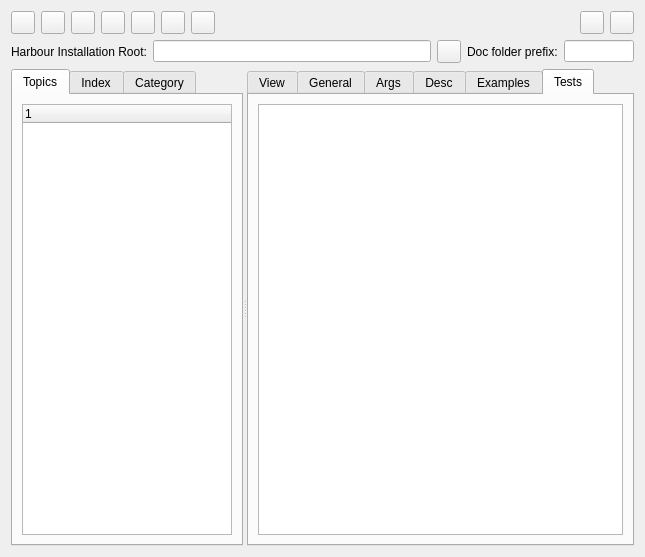
Qt form harbour/contrib/hbide/resources/docviewgenerator.ui (harbour/core) before a commit.
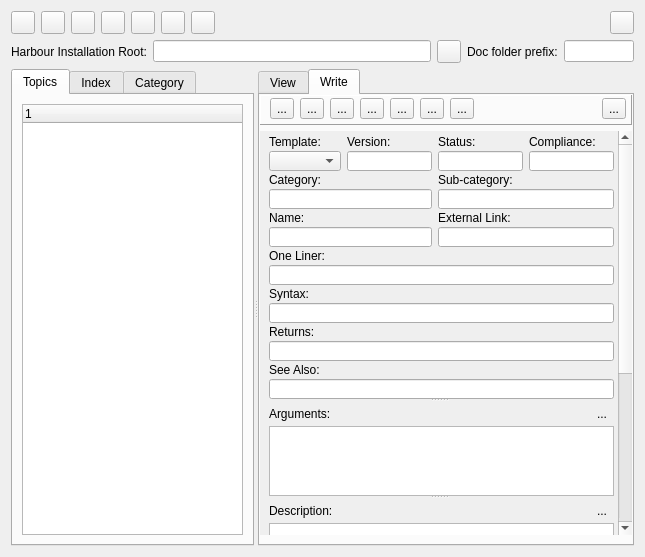
The same form after that commit. The open tabs and pages were chosen to show the change.

What changed in the file:
```diff
--- a/harbour/contrib/hbide/resources/docviewgenerator.ui
+++ b/harbour/contrib/hbide/resources/docviewgenerator.ui
@@ -96,16 +96,6 @@
        </property>
       </spacer>
      </item>
-     <item>
-      <widget class="QToolButton" name="buttonSave">
-       <property name="text">
-        <string/>
-       </property>
-       <property name="autoRaise">
-        <bool>false</bool>
-       </property>
-      </widget>
-     </item>
      <item>
       <widget class="QToolButton" name="buttonExit">
        <property name="text">
@@ -237,229 +227,600 @@
         </item>
        </layout>
       </widget>
-      <widget class="QWidget" name="tabGeneral">
+      <widget class="QWidget" name="tabTests">
        <attribute name="title">
-        <string>General</string>
+        <string>Write</string>
        </attribute>
-       <layout class="QGridLayout" name="gridLayout_2">
+       <layout class="QGridLayout" name="gridLayout_12">
+        <property name="leftMargin">
+         <number>0</number>
+        </property>
+        <property name="topMargin">
+         <number>0</number>
+        </property>
+        <property name="rightMargin">
+         <number>0</number>
+        </property>
         <item row="0" column="0">
-         <widget class="QLabel" name="label">
+         <widget class="QFrame" name="frameButtons">
+          <property name="minimumSize">
+           <size>
+            <width>0</width>
+            <height>30</height>
+           </size>
+          </property>
+          <property name="maximumSize">
+           <size>
+            <width>16777215</width>
+            <height>30</height>
+           </size>
+          </property>
+          <property name="frameShape">
+           <enum>QFrame::Panel</enum>
+          </property>
+          <property name="frameShadow">
+           <enum>QFrame::Raised</enum>
+          </property>
+          <layout class="QHBoxLayout" name="horizontalLayout_2">
+           <property name="topMargin">
+            <number>2</number>
+           </property>
+           <property name="rightMargin">
+            <number>5</number>
+           </property>
+           <property name="bottomMargin">
+            <number>4</number>
+           </property>
+           <item>
+            <widget class="QToolButton" name="buttonLoadFromCurFunc">
+             <property name="toolTip">
+              <string>Load from current function</string>
+             </property>
+             <property name="text">
+              <string>...</string>
+             </property>
+             <property name="autoRaise">
+              <bool>false</bool>
+             </property>
+            </widget>
+           </item>
+           <item>
+            <widget class="QToolButton" name="buttonLoadFromDocFile">
+             <property name="toolTip">
+              <string>Load from .txt file</string>
+             </property>
+             <property name="text">
+              <string>...</string>
+             </property>
+             <property name="autoRaise">
+              <bool>false</bool>
+             </property>
+            </widget>
+           </item>
+           <item>
+            <widget class="QToolButton" name="buttonLoadFromSource">
+             <property name="toolTip">
+              <string>Load from source ( .prg,.c,.c++ ) file</string>
+             </property>
+             <property name="text">
+              <string>...</string>
+             </property>
+             <property name="autoRaise">
+              <bool>false</bool>
+             </property>
+            </widget>
+           </item>
+           <item>
+            <widget class="QToolButton" name="buttonArgs">
+             <property name="toolTip">
+              <string>Toggle Arguments Section</string>
+             </property>
+             <property name="text">
+              <string>...</string>
+             </property>
+             <property name="autoRaise">
+              <bool>false</bool>
+             </property>
+            </widget>
+           </item>
+           <item>
+            <widget class="QToolButton" name="buttonDesc">
+             <property name="toolTip">
+              <string>Toggle Descriptions Section</string>
+             </property>
+             <property name="text">
+              <string>...</string>
+             </property>
+             <property name="autoRaise">
+              <bool>false</bool>
+             </property>
+            </widget>
+           </item>
+           <item>
+            <widget class="QToolButton" name="buttonExamples">
+             <property name="toolTip">
+              <string>Toggle Examples Section</string>
+             </property>
+             <property name="text">
+              <string>...</string>
+             </property>
+             <property name="autoRaise">
+              <bool>false</bool>
+             </property>
+            </widget>
+           </item>
+           <item>
+            <widget class="QToolButton" name="buttonTests">
+             <property name="toolTip">
+              <string>Toggle Tests Section</string>
+             </property>
+             <property name="text">
+              <string>...</string>
+             </property>
+             <property name="autoRaise">
+              <bool>false</bool>
+             </property>
+            </widget>
+           </item>
+           <item>
+            <spacer name="horizontalSpacer">
+             <property name="orientation">
+              <enum>Qt::Horizontal</enum>
+             </property>
+             <property name="sizeHint" stdset="0">
+              <size>
+               <width>40</width>
+               <height>20</height>
+              </size>
+             </property>
+            </spacer>
+           </item>
+           <item>
+            <widget class="QToolButton" name="buttonSave">
+             <property name="toolTip">
+              <string>Save written/updated documentation</string>
+             </property>
+             <property name="text">
+              <string>...</string>
+             </property>
+             <property name="autoRaise">
+              <bool>false</bool>
+             </property>
+            </widget>
+           </item>
+          </layout>
+         </widget>
+        </item>
+        <item row="1" column="0">
+         <widget class="QScrollArea" name="scrollArea">
+          <property name="frameShape">
+           <enum>QFrame::NoFrame</enum>
+          </property>
+          <property name="widgetResizable">
+           <bool>true</bool>
+          </property>
+          <widget class="QWidget" name="scrollAreaWidgetContents">
+           <property name="geometry">
+            <rect>
+             <x>0</x>
+             <y>0</y>
+             <width>369</width>
+             <height>625</height>
+            </rect>
+           </property>
+           <layout class="QVBoxLayout" name="verticalLayout_4">
+            <property name="spacing">
+             <number>3</number>
+            </property>
+            <property name="leftMargin">
+             <number>0</number>
+            </property>
+            <property name="topMargin">
+             <number>0</number>
+            </property>
+            <property name="rightMargin">
+             <number>0</number>
+            </property>
+            <property name="bottomMargin">
+             <number>9</number>
+            </property>
+            <item>
+             <widget class="QSplitter" name="splitter_2">
+              <property name="orientation">
+               <enum>Qt::Vertical</enum>
+              </property>
+              <property name="handleWidth">
+               <number>2</number>
+              </property>
+              <widget class="QFrame" name="frameGeneral">
+               <property name="maximumSize">
+                <size>
+                 <width>16777215</width>
+                 <height>268</height>
+                </size>
+               </property>
+               <property name="frameShape">
+                <enum>QFrame::NoFrame</enum>
+               </property>
+               <property name="frameShadow">
+                <enum>QFrame::Plain</enum>
+               </property>
+               <layout class="QGridLayout" name="gridLayout_6">
+                <property name="topMargin">
+                 <number>4</number>
+                </property>
+                <property name="rightMargin">
+                 <number>4</number>
+                </property>
+                <property name="bottomMargin">
+                 <number>0</number>
+                </property>
+                <property name="verticalSpacing">
+                 <number>2</number>
+                </property>
+                <item row="0" column="0">
+                 <widget class="QLabel" name="labelTemplate">
           <property name="text">
            <string>Template:</string>
           </property>
          </widget>
         </item>
         <item row="0" column="1">
-         <widget class="QLineEdit" name="editTemplate"/>
+                 <widget class="QLabel" name="labelVersion">
+                  <property name="text">
+                   <string>Version:</string>
+                  </property>
+                 </widget>
         </item>
         <item row="0" column="2">
-         <widget class="QLabel" name="label_2">
+                 <widget class="QLabel" name="labelStatus">
           <property name="text">
-           <string>Name</string>
+                   <string>Status:</string>
           </property>
          </widget>
         </item>
         <item row="0" column="3">
-         <widget class="QLineEdit" name="editName"/>
+                 <widget class="QLabel" name="label_7">
+                  <property name="text">
+                   <string>Compliance:</string>
+                  </property>
+                 </widget>
+                </item>
+                <item row="1" column="0">
+                 <widget class="QComboBox" name="comboTemplate"/>
+                </item>
+                <item row="1" column="1">
+                 <widget class="QLineEdit" name="editVersion">
+                  <property name="toolTip">
+                   <string>Version of this document contents</string>
+                  </property>
+                 </widget>
         </item>
         <item row="1" column="2">
-         <widget class="QLabel" name="label_3">
-          <property name="text">
-           <string>Category:</string>
+                 <widget class="QLineEdit" name="editStatus">
+                  <property name="toolTip">
+                   <string>Status should usually be described as one character</string>
           </property>
          </widget>
         </item>
         <item row="1" column="3">
-         <widget class="QLineEdit" name="editCategory"/>
-        </item>
-        <item row="2" column="2">
-         <widget class="QLabel" name="label_4">
+                 <widget class="QLineEdit" name="editCompliance">
+                  <property name="toolTip">
+                   <string>Describe comatibility with other language</string>
+                  </property>
+                 </widget>
+                </item>
+                <item row="2" column="0" colspan="2">
+                 <widget class="QLabel" name="labelCategory">
           <property name="text">
-           <string>Sub-Category:</string>
+                   <string>Category:</string>
           </property>
          </widget>
         </item>
-        <item row="2" column="3">
+                <item row="2" column="2" colspan="2">
+                 <widget class="QLabel" name="labelSubCategory">
+                  <property name="text">
+                   <string>Sub-category:</string>
+                  </property>
+                 </widget>
+                </item>
+                <item row="3" column="0" colspan="2">
+                 <widget class="QLineEdit" name="editCategory">
+                  <property name="toolTip">
+                   <string>Category should describe main area this function belongs to</string>
+                  </property>
+                 </widget>
+                </item>
+                <item row="3" column="2" colspan="2">
          <widget class="QLineEdit" name="editSubCategory"/>
         </item>
-        <item row="3" column="0">
-         <widget class="QLabel" name="label_5">
+                <item row="4" column="0" colspan="2">
+                 <widget class="QLabel" name="labelName">
           <property name="text">
-           <string>One-Liner</string>
+                   <string>Name:</string>
           </property>
          </widget>
         </item>
-        <item row="3" column="1" colspan="3">
-         <widget class="QLineEdit" name="editOneLiner"/>
-        </item>
-        <item row="4" column="0">
-         <widget class="QLabel" name="label_6">
+                <item row="4" column="2" colspan="2">
+                 <widget class="QLabel" name="labelExtLink">
+                  <property name="text">
+                   <string>External Link:</string>
+                  </property>
+                 </widget>
+                </item>
+                <item row="5" column="0" colspan="2">
+                 <widget class="QLineEdit" name="editName">
+                  <property name="toolTip">
+                   <string>Name of the function, and if appropriate, with open/close parenthis.</string>
+                  </property>
+                 </widget>
+                </item>
+                <item row="5" column="2" colspan="2">
+                 <widget class="QLineEdit" name="editExtLink">
+                  <property name="toolTip">
+                   <string>External link, i.e., http://www.trolltech.com/</string>
+                  </property>
+                 </widget>
+                </item>
+                <item row="6" column="0" colspan="4">
+                 <widget class="QLabel" name="labelOneLiner">
+                  <property name="text">
+                   <string>One Liner:</string>
+                  </property>
+                 </widget>
+                </item>
+                <item row="7" column="0" colspan="4">
+                 <widget class="QLineEdit" name="editOneLiner">
+                  <property name="toolTip">
+                   <string>A brief description this function accomlishes</string>
+                  </property>
+                 </widget>
+                </item>
+                <item row="8" column="0" colspan="4">
+                 <widget class="QLabel" name="labelSyntax">
           <property name="text">
            <string>Syntax:</string>
           </property>
          </widget>
         </item>
-        <item row="4" column="1" colspan="3">
-         <widget class="QPlainTextEdit" name="plainSyntax"/>
-        </item>
-        <item row="5" column="0">
-         <widget class="QLabel" name="label_8">
+                <item row="9" column="0" colspan="4">
+                 <widget class="QLineEdit" name="editSyntax">
+                  <property name="toolTip">
+                   <string>Syntax, or prototype as to how this function will be called</string>
+                  </property>
+                 </widget>
+                </item>
+                <item row="10" column="0" colspan="4">
+                 <widget class="QLabel" name="labelReturns">
           <property name="text">
            <string>Returns:</string>
           </property>
          </widget>
         </item>
-        <item row="5" column="1" colspan="3">
-         <widget class="QLineEdit" name="editReturns"/>
-        </item>
-        <item row="6" column="2">
-         <widget class="QLabel" name="label_12">
-          <property name="text">
-           <string>Status:</string>
+                <item row="11" column="0" colspan="4">
+                 <widget class="QLineEdit" name="editReturns">
+                  <property name="toolTip">
+                   <string>Variable name with hungarian notation with brief description as what this function returns</string>
           </property>
          </widget>
         </item>
-        <item row="6" column="3">
-         <widget class="QLineEdit" name="editStatus"/>
-        </item>
-        <item row="7" column="2">
-         <widget class="QLabel" name="label_13">
-          <property name="text">
-           <string>Platforms:</string>
-          </property>
-         </widget>
-        </item>
-        <item row="7" column="3">
-         <widget class="QLineEdit" name="editPlatforms"/>
-        </item>
-        <item row="8" column="0">
-         <widget class="QLabel" name="label_14">
-          <property name="text">
-           <string>Files:</string>
-          </property>
-         </widget>
-        </item>
-        <item row="8" column="1" colspan="3">
-         <widget class="QPlainTextEdit" name="plainFiles"/>
-        </item>
-        <item row="9" column="0">
-         <widget class="QLabel" name="label_15">
+                <item row="12" column="0" colspan="4">
+                 <widget class="QLabel" name="labelSeeAlso">
           <property name="text">
            <string>See Also:</string>
           </property>
          </widget>
         </item>
-        <item row="9" column="1" colspan="3">
-         <widget class="QLineEdit" name="editSeeAlso"/>
-        </item>
-        <item row="10" column="0">
-         <widget class="QLabel" name="label_9">
-          <property name="text">
-           <string>.txt path:</string>
+                <item row="13" column="0" colspan="4">
+                 <widget class="QLineEdit" name="editSeeAlso">
+                  <property name="toolTip">
+                   <string>A comma separated list of related functions/keywords </string>
           </property>
          </widget>
         </item>
-        <item row="10" column="1" colspan="3">
-         <widget class="QLineEdit" name="editTextPath"/>
-        </item>
-       </layout>
-      </widget>
-      <widget class="QWidget" name="tabArguments">
-       <attribute name="title">
-        <string>Args</string>
-       </attribute>
-       <layout class="QGridLayout" name="gridLayout_3">
+               </layout>
+              </widget>
+              <widget class="QFrame" name="frameArgs">
+               <property name="frameShape">
+                <enum>QFrame::NoFrame</enum>
+               </property>
+               <property name="frameShadow">
+                <enum>QFrame::Raised</enum>
+               </property>
+               <layout class="QGridLayout" name="gridLayout_7">
+                <property name="topMargin">
+                 <number>2</number>
+                </property>
+                <property name="rightMargin">
+                 <number>4</number>
+                </property>
+                <property name="bottomMargin">
+                 <number>0</number>
+                </property>
+                <property name="verticalSpacing">
+                 <number>2</number>
+                </property>
         <item row="0" column="0">
-         <widget class="QLabel" name="labelArgName">
+                 <widget class="QLabel" name="labelArgs">
           <property name="text">
-           <string>Name:</string>
+                   <string>Arguments:</string>
           </property>
          </widget>
         </item>
-        <item row="0" column="2">
-         <widget class="QLabel" name="labelArgDesc">
+                <item row="0" column="1">
+                 <widget class="QToolButton" name="buttonCloseArgs">
+                  <property name="text">
+                   <string>...</string>
+                  </property>
+                  <property name="autoRaise">
+                   <bool>true</bool>
+                  </property>
+                 </widget>
+                </item>
+                <item row="1" column="0" colspan="2">
+                 <widget class="QPlainTextEdit" name="plainArgs">
+                  <property name="toolTip">
+                   <string>One argument per line in the form - argName    description</string>
+                  </property>
+                 </widget>
+                </item>
+               </layout>
+              </widget>
+              <widget class="QFrame" name="frameDesc">
+               <property name="frameShape">
+                <enum>QFrame::NoFrame</enum>
+               </property>
+               <property name="frameShadow">
+                <enum>QFrame::Raised</enum>
+               </property>
+               <layout class="QGridLayout" name="gridLayout_9">
+                <property name="topMargin">
+                 <number>2</number>
+                </property>
+                <property name="rightMargin">
+                 <number>4</number>
+                </property>
+                <property name="bottomMargin">
+                 <number>0</number>
+                </property>
+                <property name="verticalSpacing">
+                 <number>2</number>
+                </property>
+                <item row="0" column="0">
+                 <widget class="QLabel" name="labelDesc">
           <property name="text">
            <string>Description:</string>
           </property>
          </widget>
         </item>
-        <item row="1" column="0" rowspan="4">
-         <widget class="QListWidget" name="listArguments">
-          <property name="maximumSize">
+                <item row="0" column="1">
+                 <widget class="QToolButton" name="buttonCloseDesc">
+                  <property name="text">
+                   <string>...</string>
+                  </property>
+                  <property name="autoRaise">
+                   <bool>true</bool>
+                  </property>
+                 </widget>
+                </item>
+                <item row="1" column="0" colspan="2">
+                 <widget class="QPlainTextEdit" name="plainDesc">
+                  <property name="toolTip">
+                   <string>Detailed description as musch as possible to convey to the user what should be kept in mind when this function is called.</string>
+                  </property>
+                 </widget>
+                </item>
+               </layout>
+              </widget>
+              <widget class="QFrame" name="frameExamples">
+               <property name="frameShape">
+                <enum>QFrame::NoFrame</enum>
+               </property>
+               <property name="frameShadow">
+                <enum>QFrame::Raised</enum>
+               </property>
+               <layout class="QGridLayout" name="gridLayout_10">
+                <property name="topMargin">
+                 <number>2</number>
+                </property>
+                <property name="rightMargin">
+                 <number>4</number>
+                </property>
+                <property name="bottomMargin">
+                 <number>0</number>
+                </property>
+                <property name="verticalSpacing">
+                 <number>2</number>
+                </property>
+                <item row="0" column="0">
+                 <widget class="QLabel" name="labelExamples">
+                  <property name="text">
+                   <string>Examples:</string>
+                  </property>
+                 </widget>
+                </item>
+                <item row="0" column="1">
+                 <widget class="QToolButton" name="buttonCloseExamples">
+                  <property name="text">
+                   <string>...</string>
+                  </property>
+                  <property name="autoRaise">
+                   <bool>true</bool>
+                  </property>
+                 </widget>
+                </item>
+                <item row="1" column="0" colspan="2">
+                 <widget class="QPlainTextEdit" name="plainExamples">
+                  <property name="toolTip">
+                   <string>A real-time source code which could be compiled out of this box.</string>
+                  </property>
+                  <property name="lineWrapMode">
+                   <enum>QPlainTextEdit::NoWrap</enum>
+                  </property>
+                 </widget>
+                </item>
+               </layout>
+              </widget>
+              <widget class="QFrame" name="frameTests">
+               <property name="minimumSize">
            <size>
-            <width>150</width>
-            <height>16777215</height>
-           </size>
-          </property>
-         </widget>
-        </item>
-        <item row="1" column="1">
-         <widget class="QToolButton" name="buttonArgPlus">
-          <property name="text">
-           <string/>
-          </property>
-         </widget>
-        </item>
-        <item row="1" column="2" rowspan="4">
-         <widget class="QPlainTextEdit" name="plainArgDesc"/>
-        </item>
-        <item row="2" column="1">
-         <widget class="QToolButton" name="buttonArgMinus">
-          <property name="text">
-           <string/>
-          </property>
-         </widget>
-        </item>
-        <item row="3" column="1">
-         <widget class="QToolButton" name="buttonArgUp">
+                 <width>0</width>
+                 <height>0</height>
+                </size>
+               </property>
+               <property name="frameShape">
+                <enum>QFrame::NoFrame</enum>
+               </property>
+               <property name="frameShadow">
+                <enum>QFrame::Raised</enum>
+               </property>
+               <layout class="QGridLayout" name="gridLayout_11">
+                <property name="topMargin">
+                 <number>2</number>
+                </property>
+                <property name="rightMargin">
+                 <number>4</number>
+                </property>
+                <property name="bottomMargin">
+                 <number>0</number>
+                </property>
+                <property name="verticalSpacing">
+                 <number>2</number>
+                </property>
+                <item row="0" column="0">
+                 <widget class="QLabel" name="labelTests">
           <property name="text">
-           <string/>
+                   <string>Tests:</string>
           </property>
          </widget>
         </item>
-        <item row="4" column="1">
-         <widget class="QToolButton" name="buttonArgDown">
+                <item row="0" column="1">
+                 <widget class="QToolButton" name="buttonCloseTests">
           <property name="text">
-           <string/>
-          </property>
-         </widget>
-        </item>
-        <item row="5" column="0" colspan="3">
-         <widget class="QPlainTextEdit" name="plainArguments">
-          <property name="readOnly">
-           <bool>false</bool>
-          </property>
+                   <string>...</string>
+                  </property>
+                  <property name="autoRaise">
+                   <bool>true</bool>
+                  </property>
+                 </widget>
+                </item>
+                <item row="1" column="0" colspan="2">
+                 <widget class="QPlainTextEdit" name="plainTests">
+                  <property name="toolTip">
+                   <string>Compilable code out of the box which could be used to test this function</string>
+                  </property>
+                  <property name="lineWrapMode">
+                   <enum>QPlainTextEdit::NoWrap</enum>
+                  </property>
          </widget>
         </item>
        </layout>
       </widget>
-      <widget class="QWidget" name="tabDesc">
-       <attribute name="title">
-        <string>Desc</string>
-       </attribute>
-       <layout class="QGridLayout" name="gridLayout_4">
-        <item row="0" column="0">
-         <widget class="QPlainTextEdit" name="plainDescription"/>
-        </item>
-       </layout>
-      </widget>
-      <widget class="QWidget" name="tabExamples">
-       <attribute name="title">
-        <string>Examples</string>
-       </attribute>
-       <layout class="QGridLayout" name="gridLayout_5">
-        <item row="0" column="0">
-         <widget class="QPlainTextEdit" name="plainExamples"/>
+             </widget>
         </item>
        </layout>
       </widget>
-      <widget class="QWidget" name="tabTests">
-       <attribute name="title">
-        <string>Tests</string>
-       </attribute>
-       <layout class="QGridLayout" name="gridLayout_6">
-        <item row="0" column="0">
-         <widget class="QPlainTextEdit" name="plainTests"/>
+         </widget>
         </item>
        </layout>
       </widget>
```
Lines whose indentation alone changed are shown as unchanged.
